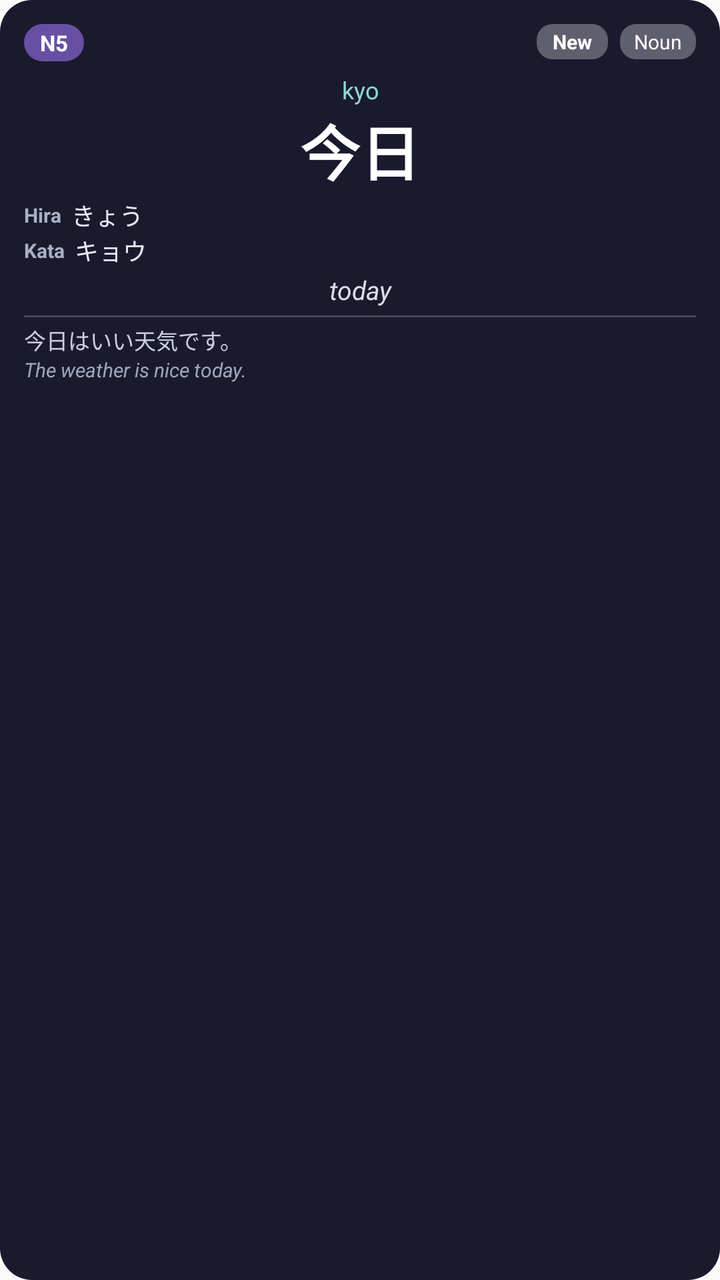
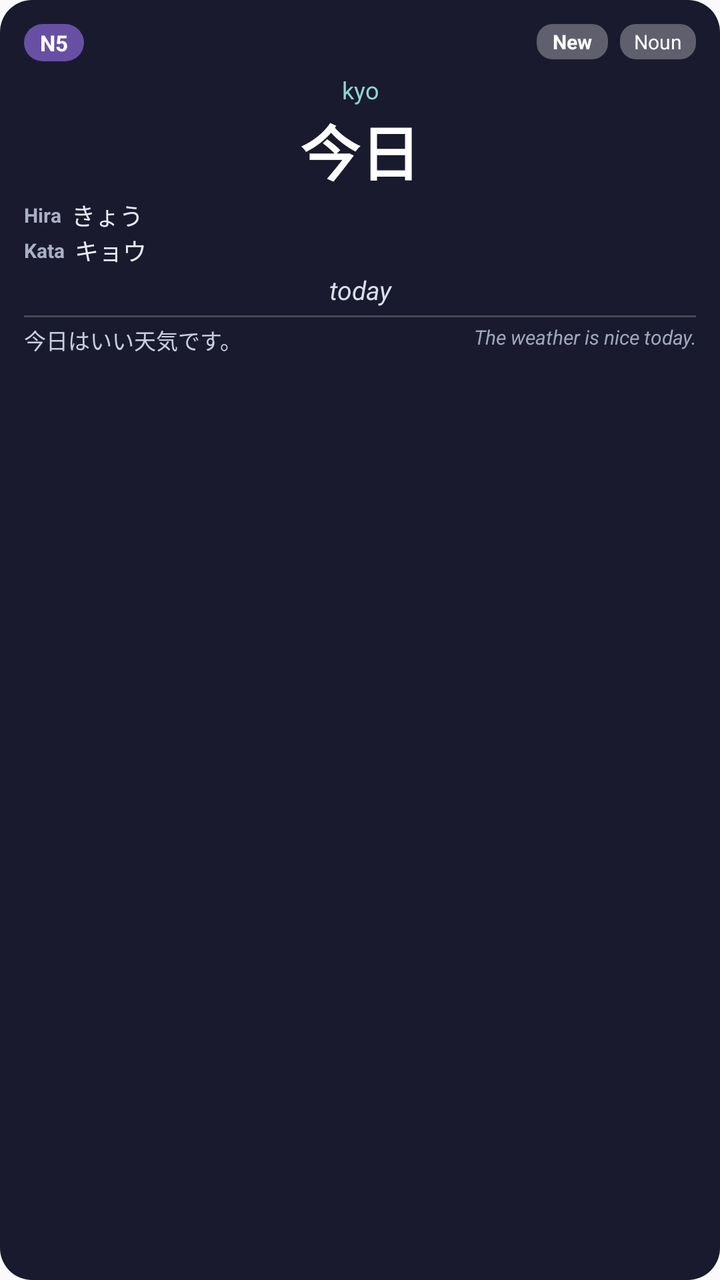

Two renders of the same Android screen: before a commit and after it. Below are the layout's source before the change and the commit's diff.
<!-- AndroidManifest.xml: application theme Theme.JLPTWordOfDay -->
<!-- res/layout/widget_layout.xml -->
<?xml version="1.0" encoding="utf-8"?>
<LinearLayout xmlns:android="http://schemas.android.com/apk/res/android"
    android:id="@+id/widget_root"
    android:layout_width="match_parent"
    android:layout_height="match_parent"
    android:background="@drawable/widget_background"
    android:gravity="center_horizontal"
    android:orientation="vertical"
    android:padding="12dp">

    <RelativeLayout
        android:id="@+id/widget_header"
        android:layout_width="match_parent"
        android:layout_height="wrap_content">

        <TextView
            android:id="@+id/widget_level"
            android:layout_width="wrap_content"
            android:layout_height="wrap_content"
            android:background="@drawable/badge_background"
            android:paddingStart="8dp"
            android:paddingTop="2dp"
            android:paddingEnd="8dp"
            android:paddingBottom="2dp"
            android:text="N5"
            android:textColor="#FFFFFF"
            android:textSize="11sp"
            android:textStyle="bold" />

        <TextView
            android:id="@+id/widget_word_type"
            android:layout_width="wrap_content"
            android:layout_height="wrap_content"
            android:layout_alignParentEnd="true"
            android:background="@drawable/type_badge_background"
            android:paddingStart="7dp"
            android:paddingTop="2dp"
            android:paddingEnd="7dp"
            android:paddingBottom="2dp"
            android:text="Noun"
            android:textColor="#FFFFFF"
            android:textSize="10sp" />

        <TextView
            android:id="@+id/widget_refresh"
            android:layout_width="wrap_content"
            android:layout_height="wrap_content"
            android:layout_marginEnd="6dp"
            android:layout_toStartOf="@id/widget_word_type"
            android:background="@drawable/type_badge_background"
            android:paddingStart="8dp"
            android:paddingTop="2dp"
            android:paddingEnd="8dp"
            android:paddingBottom="2dp"
            android:text="@string/widget_refresh"
            android:textColor="#FFFFFF"
            android:textSize="10sp"
            android:textStyle="bold" />
    </RelativeLayout>

    <TextView
        android:id="@+id/widget_pronunciation"
        android:layout_width="match_parent"
        android:layout_height="wrap_content"
        android:layout_marginTop="6dp"
        android:ellipsize="end"
        android:gravity="center"
        android:maxLines="1"
        android:text="kyo"
        android:textColor="#8CD7D0"
        android:textSize="12sp" />

    <TextView
        android:id="@+id/widget_kanji"
        android:layout_width="match_parent"
        android:layout_height="wrap_content"
        android:ellipsize="end"
        android:gravity="center"
        android:maxLines="1"
        android:text="今日"
        android:textColor="#FFFFFF"
        android:textSize="30sp"
        android:textStyle="bold" />

    <LinearLayout
        android:id="@+id/widget_hiragana_row"
        android:layout_width="match_parent"
        android:layout_height="wrap_content"
        android:layout_marginTop="2dp"
        android:gravity="center"
        android:orientation="horizontal">

        <TextView
            android:id="@+id/widget_hiragana_label"
            android:layout_width="wrap_content"
            android:layout_height="wrap_content"
            android:text="@string/widget_hiragana_label"
            android:textColor="#AAB0C4"
            android:textSize="10sp"
            android:textStyle="bold" />

        <TextView
            android:id="@+id/widget_hiragana"
            android:layout_width="0dp"
            android:layout_height="wrap_content"
            android:layout_marginStart="5dp"
            android:layout_weight="1"
            android:ellipsize="end"
            android:maxLines="1"
            android:text="きょう"
            android:textColor="#E7EAF7"
            android:textSize="12sp" />
    </LinearLayout>

    <LinearLayout
        android:id="@+id/widget_katakana_row"
        android:layout_width="match_parent"
        android:layout_height="wrap_content"
        android:gravity="center"
        android:orientation="horizontal">

        <TextView
            android:id="@+id/widget_katakana_label"
            android:layout_width="wrap_content"
            android:layout_height="wrap_content"
            android:text="@string/widget_katakana_label"
            android:textColor="#AAB0C4"
            android:textSize="10sp"
            android:textStyle="bold" />

        <TextView
            android:id="@+id/widget_katakana"
            android:layout_width="0dp"
            android:layout_height="wrap_content"
            android:layout_marginStart="5dp"
            android:layout_weight="1"
            android:ellipsize="end"
            android:maxLines="1"
            android:text="キョウ"
            android:textColor="#E7EAF7"
            android:textSize="12sp" />
    </LinearLayout>

    <TextView
        android:id="@+id/widget_english"
        android:layout_width="match_parent"
        android:layout_height="wrap_content"
        android:layout_marginTop="2dp"
        android:ellipsize="end"
        android:gravity="center"
        android:maxLines="1"
        android:text="today"
        android:textColor="#D9DEEA"
        android:textSize="13sp"
        android:textStyle="italic" />

    <TextView
        android:id="@+id/widget_divider"
        android:layout_width="match_parent"
        android:layout_height="1dp"
        android:layout_marginTop="4dp"
        android:layout_marginBottom="3dp"
        android:background="#33FFFFFF" />

    <TextView
        android:id="@+id/widget_example_ja"
        android:layout_width="match_parent"
        android:layout_height="wrap_content"
        android:ellipsize="end"
        android:maxLines="2"
        android:text="今日はいい天気です。"
        android:textColor="#C8CEDD"
        android:textSize="11sp" />

    <TextView
        android:id="@+id/widget_example_en"
        android:layout_width="match_parent"
        android:layout_height="wrap_content"
        android:ellipsize="end"
        android:maxLines="2"
        android:text="The weather is nice today."
        android:textColor="#9FA7BA"
        android:textSize="10sp"
        android:textStyle="italic" />
</LinearLayout>
<!-- resources referenced by this layout -->
<resources>
  <!-- drawable badge_background (drawable) -->
  <?xml version="1.0" encoding="utf-8"?>
  <shape xmlns:android="http://schemas.android.com/apk/res/android"
      android:shape="rectangle">
      <solid android:color="#FF6750A4" />
      <corners android:radius="12dp" />
  </shape>
  <!-- drawable type_badge_background (drawable) -->
  <?xml version="1.0" encoding="utf-8"?>
  <shape xmlns:android="http://schemas.android.com/apk/res/android"
      android:shape="rectangle">
      <solid android:color="#4DFFFFFF" />
      <corners android:radius="8dp" />
  </shape>
  <!-- drawable widget_background (drawable) -->
  <?xml version="1.0" encoding="utf-8"?>
  <shape xmlns:android="http://schemas.android.com/apk/res/android"
      android:shape="rectangle">
      <solid android:color="#FF1A1A2E" />
      <corners android:radius="16dp" />
  </shape>
  <string name="widget_hiragana_label">Hira</string>
  <string name="widget_katakana_label">Kata</string>
  <string name="widget_refresh">New</string>
  <style name="Theme.JLPTWordOfDay" parent="android:Theme.Material.Light.NoActionBar">
          <item name="android:statusBarColor">#FF6750A4</item>
      </style>
</resources>

<!-- the commit's change to res/layout/widget_layout.xml (unified diff, before → after) -->
@@ -162,24 +162,36 @@
         android:layout_marginBottom="3dp"
         android:background="#33FFFFFF" />
 
-    <TextView
-        android:id="@+id/widget_example_ja"
+    <LinearLayout
+        android:id="@+id/widget_example_row"
         android:layout_width="match_parent"
         android:layout_height="wrap_content"
-        android:ellipsize="end"
-        android:maxLines="2"
-        android:text="今日はいい天気です。"
-        android:textColor="#C8CEDD"
-        android:textSize="11sp" />
+        android:baselineAligned="false"
+        android:orientation="horizontal">
 
-    <TextView
-        android:id="@+id/widget_example_en"
-        android:layout_width="match_parent"
-        android:layout_height="wrap_content"
-        android:ellipsize="end"
-        android:maxLines="2"
-        android:text="The weather is nice today."
-        android:textColor="#9FA7BA"
-        android:textSize="10sp"
-        android:textStyle="italic" />
+        <TextView
+            android:id="@+id/widget_example_ja"
+            android:layout_width="0dp"
+            android:layout_height="wrap_content"
+            android:layout_weight="1"
+            android:ellipsize="end"
+            android:maxLines="1"
+            android:text="今日はいい天気です。"
+            android:textColor="#C8CEDD"
+            android:textSize="11sp" />
+
+        <TextView
+            android:id="@+id/widget_example_en"
+            android:layout_width="0dp"
+            android:layout_height="wrap_content"
+            android:layout_marginStart="8dp"
+            android:layout_weight="1"
+            android:ellipsize="end"
+            android:gravity="end"
+            android:maxLines="1"
+            android:text="The weather is nice today."
+            android:textColor="#9FA7BA"
+            android:textSize="10sp"
+            android:textStyle="italic" />
+    </LinearLayout>
 </LinearLayout>
